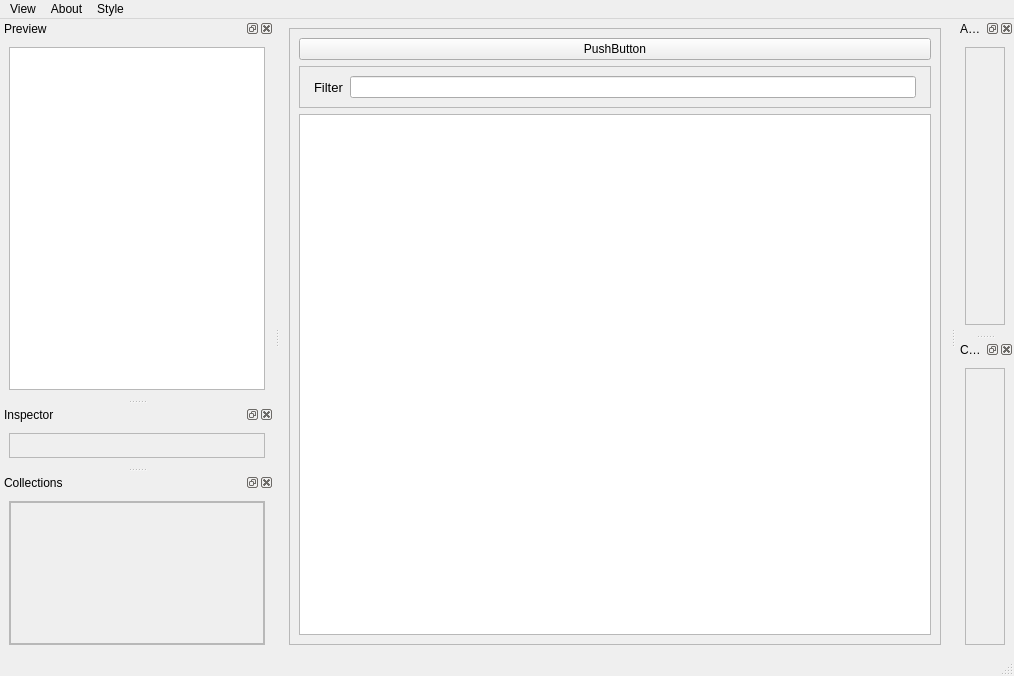
Old version of the form main.ui in the repository compix/MetadataManager.
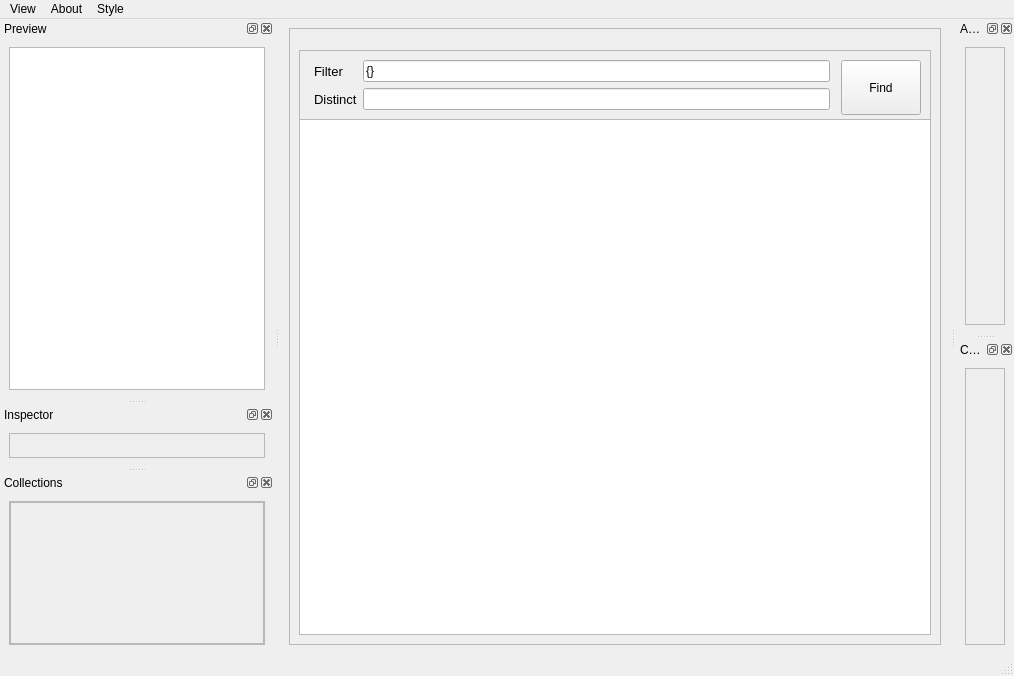
New version of the form.

Commit message: Item filter

Patch:
```diff
--- a/main.ui
+++ b/main.ui
@@ -30,19 +30,12 @@
        <enum>QFrame::Raised</enum>
       </property>
       <layout class="QVBoxLayout" name="verticalLayout">
-       <item>
-        <widget class="QPushButton" name="pushButton">
-         <property name="text">
-          <string>PushButton</string>
-         </property>
-        </widget>
-       </item>
        <item>
         <widget class="QFrame" name="frame">
          <property name="minimumSize">
           <size>
            <width>0</width>
-           <height>0</height>
+           <height>75</height>
           </size>
          </property>
          <property name="maximumSize">
@@ -57,7 +50,7 @@
          <property name="frameShadow">
           <enum>QFrame::Raised</enum>
          </property>
-         <layout class="QVBoxLayout" name="verticalLayout_3">
+         <layout class="QHBoxLayout" name="horizontalLayout_2">
           <item>
            <layout class="QFormLayout" name="formLayout">
             <property name="leftMargin">
@@ -79,17 +72,64 @@
              </widget>
             </item>
             <item row="0" column="1">
-             <widget class="QLineEdit" name="lineEdit">
+             <widget class="QLineEdit" name="filterEdit">
+              <property name="minimumSize">
+               <size>
+                <width>0</width>
+                <height>0</height>
+               </size>
+              </property>
               <property name="text">
-               <string/>
+               <string>{}</string>
               </property>
               <property name="placeholderText">
                <string/>
               </property>
              </widget>
             </item>
+            <item row="1" column="0">
+             <widget class="QLabel" name="label_2">
+              <property name="font">
+               <font>
+                <pointsize>10</pointsize>
+               </font>
+              </property>
+              <property name="text">
+               <string>Distinct</string>
+              </property>
+             </widget>
+            </item>
+            <item row="1" column="1">
+             <widget class="QLineEdit" name="distinctEdit">
+              <property name="minimumSize">
+               <size>
+                <width>0</width>
+                <height>0</height>
+               </size>
+              </property>
+             </widget>
+            </item>
            </layout>
           </item>
+          <item>
+           <widget class="QPushButton" name="findPushButton">
+            <property name="sizePolicy">
+             <sizepolicy hsizetype="Minimum" vsizetype="Expanding">
+              <horstretch>0</horstretch>
+              <verstretch>0</verstretch>
+             </sizepolicy>
+            </property>
+            <property name="minimumSize">
+             <size>
+              <width>50</width>
+              <height>0</height>
+             </size>
+            </property>
+            <property name="text">
+             <string>Find</string>
+            </property>
+           </widget>
+          </item>
          </layout>
         </widget>
        </item>
```
Left out of the diff: 2 changed lines with no effect on the pictures. The commit also changes 1 other file.
